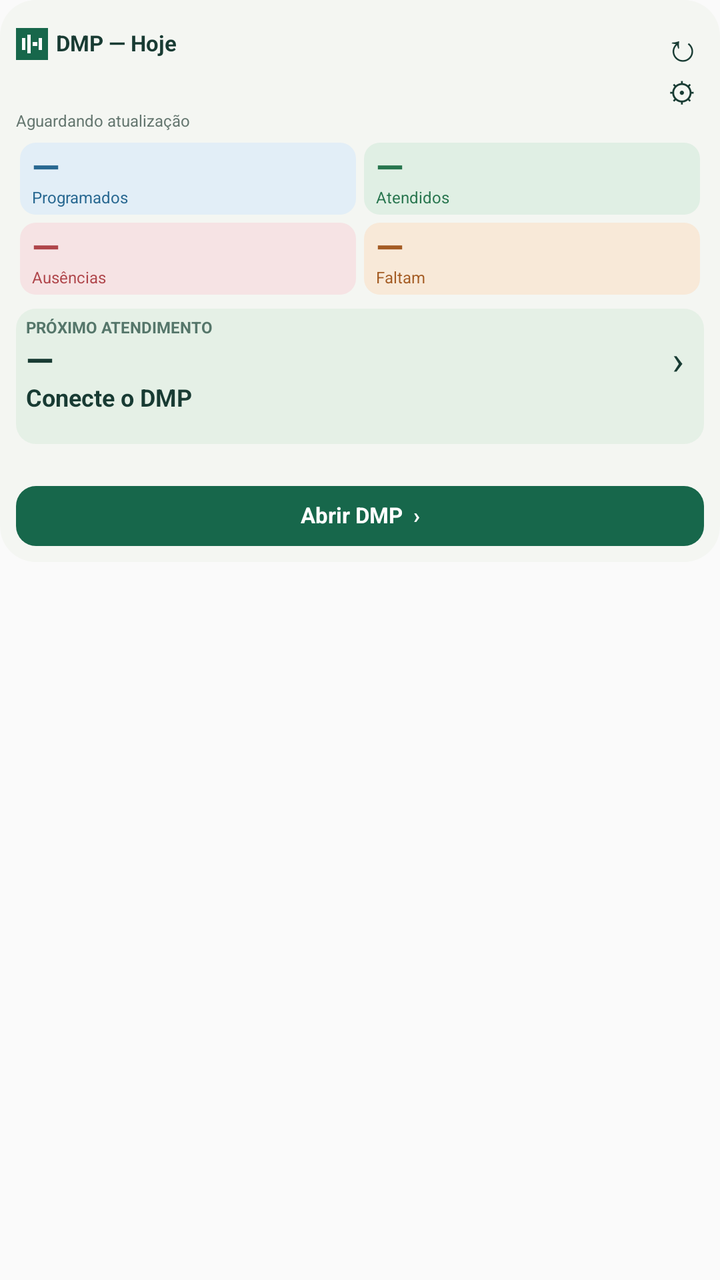
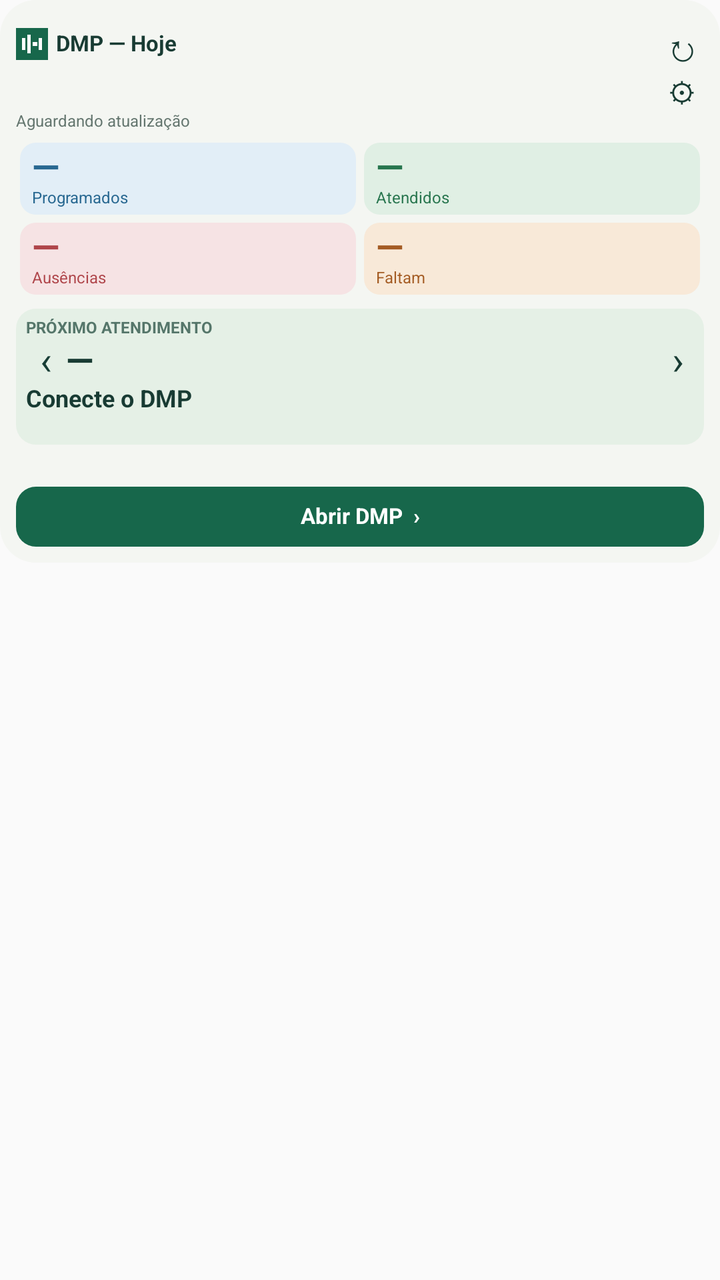

Before-and-after screenshots of an Android layout around one commit, followed by the original layout XML and the change that was made.
<!-- AndroidManifest.xml: application theme android:Theme.Material.Light.NoActionBar -->
<!-- res/layout/widget_compact.xml -->
<FrameLayout xmlns:android="http://schemas.android.com/apk/res/android" android:id="@+id/root" android:layout_width="match_parent" android:layout_height="match_parent">
  <RelativeLayout android:id="@+id/shell" android:layout_width="match_parent" android:layout_height="wrap_content">
    <ImageView android:id="@+id/shell_bg" android:layout_width="match_parent" android:layout_height="0dp" android:scaleType="fitXY" android:contentDescription="" android:layout_alignTop="@id/content" android:layout_alignBottom="@id/content" android:src="@drawable/widget_surface" />
    <LinearLayout android:layout_width="match_parent" android:layout_height="wrap_content" android:orientation="vertical" android:padding="8dp" android:id="@+id/content">
      <LinearLayout android:layout_width="match_parent" android:layout_height="28dp" android:orientation="horizontal" android:gravity="center_vertical">
        <ImageView android:layout_width="16dp" android:layout_height="16dp" android:src="@drawable/icon" android:contentDescription="DMP" />
        <TextView android:id="@+id/header" android:layout_width="0dp" android:layout_height="wrap_content" android:text="DMP — Hoje" android:textSize="11sp" android:textColor="#183B33" android:includeFontPadding="false" android:layout_weight="1" android:paddingStart="4dp" android:maxLines="1" android:ellipsize="end" android:textStyle="bold" />
        <TextView android:id="@+id/refresh" android:layout_width="22dp" android:layout_height="24dp" android:text="↻" android:textSize="19sp" android:textColor="#183B33" android:includeFontPadding="false" android:gravity="center" android:contentDescription="Atualizar" />
      </LinearLayout>
      <LinearLayout android:layout_width="match_parent" android:layout_height="20dp" android:orientation="horizontal" android:gravity="center_vertical">
        <TextView android:id="@+id/date" android:layout_width="0dp" android:layout_height="wrap_content" android:text="" android:textSize="9sp" android:includeFontPadding="false" android:layout_weight="1" android:maxLines="1" android:textColor="#5D706A" />
        <TextView android:id="@+id/settings" android:layout_width="22dp" android:layout_height="20dp" android:text="⚙" android:textSize="14sp" android:textColor="#183B33" android:includeFontPadding="false" android:gravity="center" android:contentDescription="Configurar widget" />
      </LinearLayout>
      <TextView android:id="@+id/updated" android:layout_width="match_parent" android:layout_height="wrap_content" android:text="Aguardando atualização" android:textSize="8sp" android:includeFontPadding="false" android:textColor="#64766F" android:paddingBottom="4dp" android:maxLines="1" />
      <LinearLayout android:layout_width="match_parent" android:layout_height="wrap_content" android:orientation="vertical" android:id="@+id/metrics">
        <LinearLayout android:layout_width="match_parent" android:layout_height="wrap_content" android:orientation="horizontal" android:gravity="center_vertical">
          <FrameLayout android:id="@+id/programmed" android:layout_width="0dp" android:layout_weight="1" android:layout_height="36dp" android:layout_margin="2dp">
            <ImageView android:id="@+id/programmed_bg" android:layout_width="match_parent" android:layout_height="match_parent" android:scaleType="fitXY" android:contentDescription="" android:src="@drawable/programmed" />
            <LinearLayout android:layout_width="match_parent" android:layout_height="wrap_content" android:orientation="vertical" android:paddingStart="6dp" android:paddingTop="2dp" android:paddingBottom="2dp">
              <TextView android:id="@+id/programmed_number" android:layout_width="match_parent" android:layout_height="wrap_content" android:text="—" android:textSize="18sp" android:includeFontPadding="false" android:textStyle="bold" android:textColor="#286891" />
              <TextView android:id="@+id/programmed_label" android:layout_width="match_parent" android:layout_height="wrap_content" android:text="Programados" android:textSize="8sp" android:includeFontPadding="false" android:maxLines="1" android:textColor="#286891" />
            </LinearLayout>
          </FrameLayout>
          <FrameLayout android:id="@+id/attended" android:layout_width="0dp" android:layout_weight="1" android:layout_height="36dp" android:layout_margin="2dp">
            <ImageView android:id="@+id/attended_bg" android:layout_width="match_parent" android:layout_height="match_parent" android:scaleType="fitXY" android:contentDescription="" android:src="@drawable/attended" />
            <LinearLayout android:layout_width="match_parent" android:layout_height="wrap_content" android:orientation="vertical" android:paddingStart="6dp" android:paddingTop="2dp" android:paddingBottom="2dp">
              <TextView android:id="@+id/attended_number" android:layout_width="match_parent" android:layout_height="wrap_content" android:text="—" android:textSize="18sp" android:includeFontPadding="false" android:textStyle="bold" android:textColor="#27754E" />
              <TextView android:id="@+id/attended_label" android:layout_width="match_parent" android:layout_height="wrap_content" android:text="Atendidos" android:textSize="8sp" android:includeFontPadding="false" android:maxLines="1" android:textColor="#27754E" />
            </LinearLayout>
          </FrameLayout>
        </LinearLayout>
        <LinearLayout android:layout_width="match_parent" android:layout_height="wrap_content" android:orientation="horizontal" android:gravity="center_vertical">
          <FrameLayout android:id="@+id/absent" android:layout_width="0dp" android:layout_weight="1" android:layout_height="36dp" android:layout_margin="2dp">
            <ImageView android:id="@+id/absent_bg" android:layout_width="match_parent" android:layout_height="match_parent" android:scaleType="fitXY" android:contentDescription="" android:src="@drawable/absent" />
            <LinearLayout android:layout_width="match_parent" android:layout_height="wrap_content" android:orientation="vertical" android:paddingStart="6dp" android:paddingTop="2dp" android:paddingBottom="2dp">
              <TextView android:id="@+id/absent_number" android:layout_width="match_parent" android:layout_height="wrap_content" android:text="—" android:textSize="18sp" android:includeFontPadding="false" android:textStyle="bold" android:textColor="#AF454A" />
              <TextView android:id="@+id/absent_label" android:layout_width="match_parent" android:layout_height="wrap_content" android:text="Ausências" android:textSize="8sp" android:includeFontPadding="false" android:maxLines="1" android:textColor="#AF454A" />
            </LinearLayout>
          </FrameLayout>
          <FrameLayout android:id="@+id/remaining" android:layout_width="0dp" android:layout_weight="1" android:layout_height="36dp" android:layout_margin="2dp">
            <ImageView android:id="@+id/remaining_bg" android:layout_width="match_parent" android:layout_height="match_parent" android:scaleType="fitXY" android:contentDescription="" android:src="@drawable/remaining" />
            <LinearLayout android:layout_width="match_parent" android:layout_height="wrap_content" android:orientation="vertical" android:paddingStart="6dp" android:paddingTop="2dp" android:paddingBottom="2dp">
              <TextView android:id="@+id/remaining_number" android:layout_width="match_parent" android:layout_height="wrap_content" android:text="—" android:textSize="18sp" android:includeFontPadding="false" android:textStyle="bold" android:textColor="#A45C24" />
              <TextView android:id="@+id/remaining_label" android:layout_width="match_parent" android:layout_height="wrap_content" android:text="Faltam" android:textSize="8sp" android:includeFontPadding="false" android:maxLines="1" android:textColor="#A45C24" />
            </LinearLayout>
          </FrameLayout>
        </LinearLayout>
      </LinearLayout>
      <RelativeLayout android:id="@+id/next" android:layout_width="match_parent" android:layout_height="wrap_content" android:layout_marginTop="5dp">
        <ImageView android:id="@+id/next_bg" android:layout_width="match_parent" android:layout_height="0dp" android:scaleType="fitXY" android:contentDescription="" android:layout_alignTop="@id/next_content" android:layout_alignBottom="@id/next_content" android:src="@drawable/next" />
        <LinearLayout android:layout_width="match_parent" android:layout_height="wrap_content" android:orientation="vertical" android:padding="5dp" android:id="@+id/next_content">
          <TextView android:id="@+id/next_label" android:layout_width="match_parent" android:layout_height="wrap_content" android:text="PRÓXIMO ATENDIMENTO" android:textSize="8sp" android:includeFontPadding="false" android:textStyle="bold" android:textColor="#55766A" android:maxLines="1" />
          <LinearLayout android:layout_width="match_parent" android:layout_height="wrap_content" android:orientation="horizontal" android:gravity="center_vertical">
            <TextView android:id="@+id/next_time" android:layout_width="0dp" android:layout_height="wrap_content" android:text="—" android:textSize="18sp" android:textColor="#183B33" android:includeFontPadding="false" android:layout_weight="1" android:textStyle="bold" />
            <TextView android:id="@+id/next_arrow" android:layout_width="16dp" android:layout_height="wrap_content" android:text="›" android:textSize="20sp" android:textColor="#183B33" android:includeFontPadding="false" android:gravity="center" />
          </LinearLayout>
          <TextView android:id="@+id/next_title" android:layout_width="match_parent" android:layout_height="wrap_content" android:text="Conecte o DMP" android:textSize="12sp" android:textColor="#183B33" android:includeFontPadding="false" android:textStyle="bold" android:maxLines="1" android:ellipsize="end" />
          <TextView android:id="@+id/next_type" android:layout_width="match_parent" android:layout_height="wrap_content" android:text="" android:textSize="9sp" android:includeFontPadding="false" android:textColor="#62746D" android:maxLines="1" android:ellipsize="end" />
        </LinearLayout>
      </RelativeLayout>
      <LinearLayout android:layout_width="match_parent" android:layout_height="wrap_content" android:orientation="vertical" android:layout_marginTop="5dp" android:id="@+id/workouts">
</LinearLayout>
      <LinearLayout android:layout_width="match_parent" android:layout_height="wrap_content" android:orientation="vertical" android:layout_marginTop="5dp" android:id="@+id/notes">
</LinearLayout>
      <LinearLayout android:layout_width="match_parent" android:layout_height="wrap_content" android:orientation="vertical" android:layout_marginTop="5dp" android:id="@+id/calendar">
</LinearLayout>
      <TextView android:id="@+id/open" android:layout_width="match_parent" android:layout_height="30dp" android:text="Abrir DMP  ›" android:textSize="11sp" android:includeFontPadding="false" android:background="@drawable/widget_button" android:textColor="#FFFFFF" android:gravity="center" android:textStyle="bold" android:layout_marginTop="6dp" />
    </LinearLayout>
  </RelativeLayout>
</FrameLayout>
<!-- resources referenced by this layout -->
<resources>
  <!-- drawable absent (drawable) -->
  <shape xmlns:android="http://schemas.android.com/apk/res/android" android:shape="rectangle"><solid android:color="#F6E3E4"/><corners android:radius="8dp"/></shape>
  <!-- drawable attended (drawable) -->
  <shape xmlns:android="http://schemas.android.com/apk/res/android" android:shape="rectangle"><solid android:color="#E0EFE4"/><corners android:radius="8dp"/></shape>
  <!-- drawable icon (drawable) -->
  <vector xmlns:android="http://schemas.android.com/apk/res/android" android:width="48dp" android:height="48dp" android:viewportWidth="48" android:viewportHeight="48"><path android:fillColor="#17674B" android:pathData="M0,0h48v48h-48z"/><path android:fillColor="#FFFFFF" android:pathData="M9,15h5v18h-5zM17,10h5v28h-5zM25,21h7v6h-7zM34,15h5v18h-5z"/></vector>
  <!-- drawable next (drawable) -->
  <shape xmlns:android="http://schemas.android.com/apk/res/android" android:shape="rectangle"><solid android:color="#E5F0E6"/><corners android:radius="10dp"/></shape>
  <!-- drawable programmed (drawable) -->
  <shape xmlns:android="http://schemas.android.com/apk/res/android" android:shape="rectangle"><solid android:color="#E2EEF7"/><corners android:radius="8dp"/></shape>
  <!-- drawable remaining (drawable) -->
  <shape xmlns:android="http://schemas.android.com/apk/res/android" android:shape="rectangle"><solid android:color="#F8E9D8"/><corners android:radius="8dp"/></shape>
  <!-- drawable widget_button (drawable) -->
  <shape xmlns:android="http://schemas.android.com/apk/res/android" android:shape="rectangle"><solid android:color="#17674B"/><corners android:radius="10dp"/></shape>
  <!-- drawable widget_surface (drawable) -->
  <shape xmlns:android="http://schemas.android.com/apk/res/android" android:shape="rectangle"><solid android:color="#F4F6F2"/><corners android:radius="18dp"/></shape>
</resources>

<!-- the commit's change to res/layout/widget_compact.xml (unified diff, before → after) -->
@@ -48,9 +48,11 @@
       </LinearLayout>
       <RelativeLayout android:id="@+id/next" android:layout_width="match_parent" android:layout_height="wrap_content" android:layout_marginTop="5dp">
         <ImageView android:id="@+id/next_bg" android:layout_width="match_parent" android:layout_height="0dp" android:scaleType="fitXY" android:contentDescription="" android:layout_alignTop="@id/next_content" android:layout_alignBottom="@id/next_content" android:src="@drawable/next" />
+        <TextView android:id="@+id/next_category" android:layout_width="3dp" android:layout_height="0dp" android:layout_alignTop="@id/next_content" android:layout_alignBottom="@id/next_content" />
         <LinearLayout android:layout_width="match_parent" android:layout_height="wrap_content" android:orientation="vertical" android:padding="5dp" android:id="@+id/next_content">
           <TextView android:id="@+id/next_label" android:layout_width="match_parent" android:layout_height="wrap_content" android:text="PRÓXIMO ATENDIMENTO" android:textSize="8sp" android:includeFontPadding="false" android:textStyle="bold" android:textColor="#55766A" android:maxLines="1" />
           <LinearLayout android:layout_width="match_parent" android:layout_height="wrap_content" android:orientation="horizontal" android:gravity="center_vertical">
+            <TextView android:id="@+id/next_previous" android:layout_width="20dp" android:layout_height="24dp" android:gravity="center" android:text="‹" android:textSize="20sp" android:textColor="#173D35" android:includeFontPadding="false" android:contentDescription="Atendimento anterior" />
             <TextView android:id="@+id/next_time" android:layout_width="0dp" android:layout_height="wrap_content" android:text="—" android:textSize="18sp" android:textColor="#183B33" android:includeFontPadding="false" android:layout_weight="1" android:textStyle="bold" />
             <TextView android:id="@+id/next_arrow" android:layout_width="16dp" android:layout_height="wrap_content" android:text="›" android:textSize="20sp" android:textColor="#183B33" android:includeFontPadding="false" android:gravity="center" />
           </LinearLayout>
